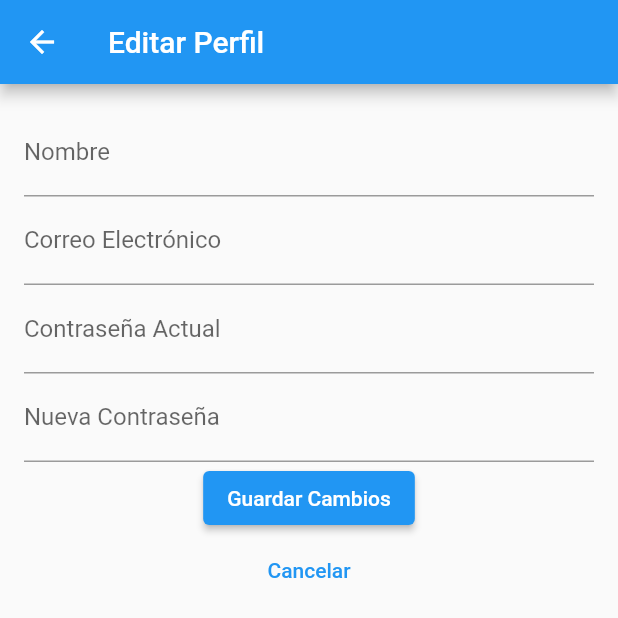
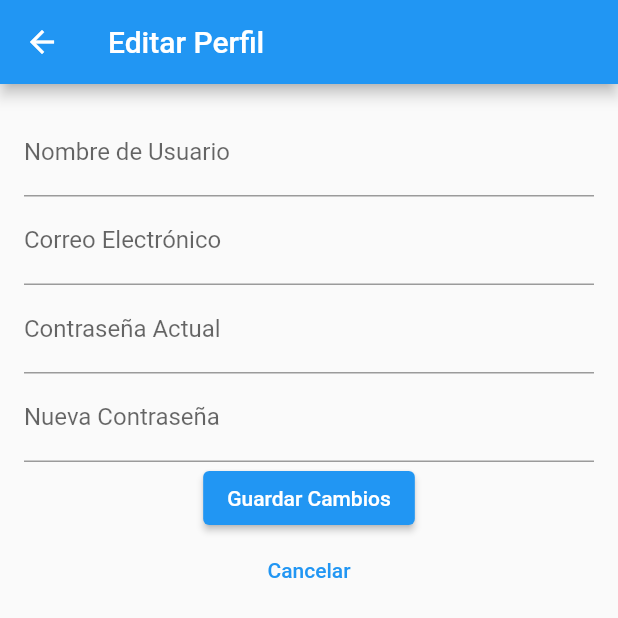
Before and after one commit to yojanz22/Appmovil_Recicla, a Flutter app: the EditarPerfilPage screen opened directly, after a tap on "Guardar Cambios", on a phone screen of 412 x 824 dp, the top half of it. Run offline on Flutter 3.47's test engine with Material 2 defaults, Android fonts, the light colour scheme and no system bars; our stand-ins replace cloud_firestore, firebase_auth, firebase_core, geolocator, google_maps_flutter, image_picker; accounts and stored records are empty; network calls fail.

Commit message:
editar perfil
se mejoro la app

```diff
--- a/lib/editar_perfil.dart
+++ b/lib/editar_perfil.dart
@@ -39,16 +39,16 @@ class _EditarPerfilPageState extends State<EditarPerfilPage> {
         // Actualiza el nombre del usuario en Firebase Authentication
         await user.updateProfile(displayName: _nameController.text);
 
-        // Si deseas cambiar la contraseña, puedes hacerlo de la siguiente manera:
+        // Si se proporciona una nueva contraseña, cámbiala
         if (_newPasswordController.text.isNotEmpty) {
           await user.updatePassword(_newPasswordController.text);
         }
 
-        // Actualiza los valores en Firebase Firestore utilizando .set con merge: true
+        // Actualiza los valores en Firebase Firestore utilizando .set
         await userDataRef!.set({
-          'nombre': _nameController.text,
+          'nombreUsuario': _nameController.text,
           'correo': _emailController.text,
-        }, SetOptions(merge: true));
+        });
 
         ScaffoldMessenger.of(context).showSnackBar(
           SnackBar(content: Text('Perfil actualizado correctamente')),
@@ -62,7 +62,6 @@ class _EditarPerfilPageState extends State<EditarPerfilPage> {
         );
       }
     } else {
-      // Maneja el caso en el que el usuario no esté autenticado (user == null)
       ScaffoldMessenger.of(context).showSnackBar(
         SnackBar(content: Text('Usuario no autenticado')),
       );
@@ -81,7 +80,7 @@ class _EditarPerfilPageState extends State<EditarPerfilPage> {
           children: <Widget>[
             TextFormField(
               controller: _nameController,
-              decoration: InputDecoration(labelText: 'Nombre'),
+              decoration: InputDecoration(labelText: 'Nombre de Usuario'),
             ),
             TextFormField(
               controller: _emailController,
```
